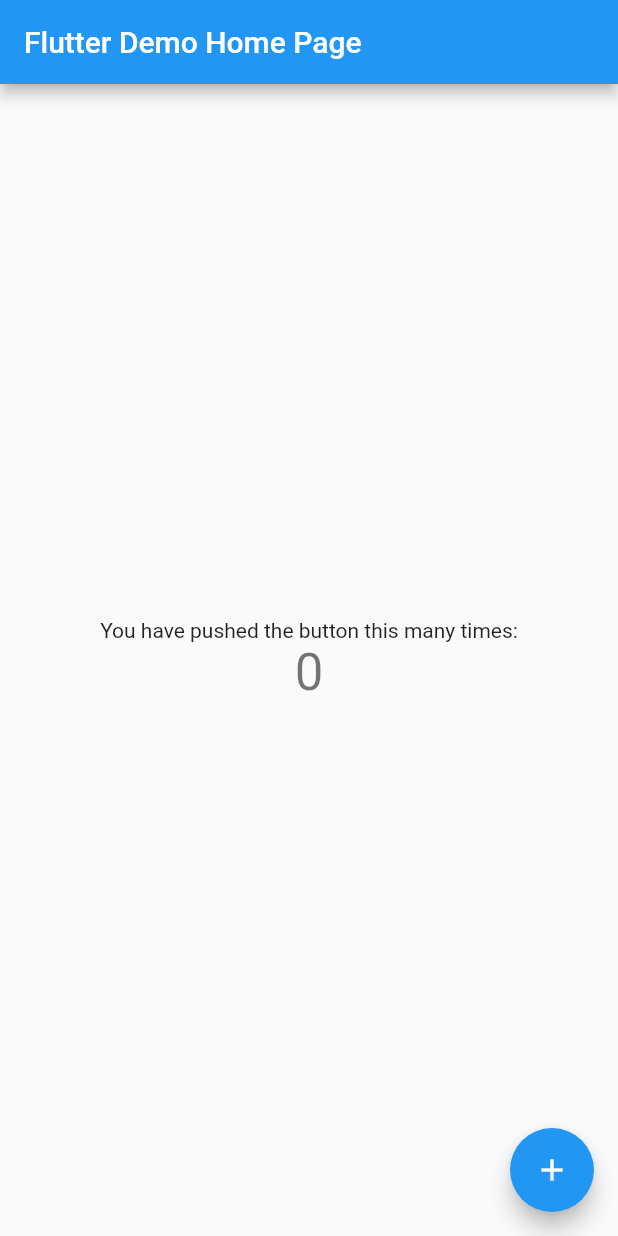
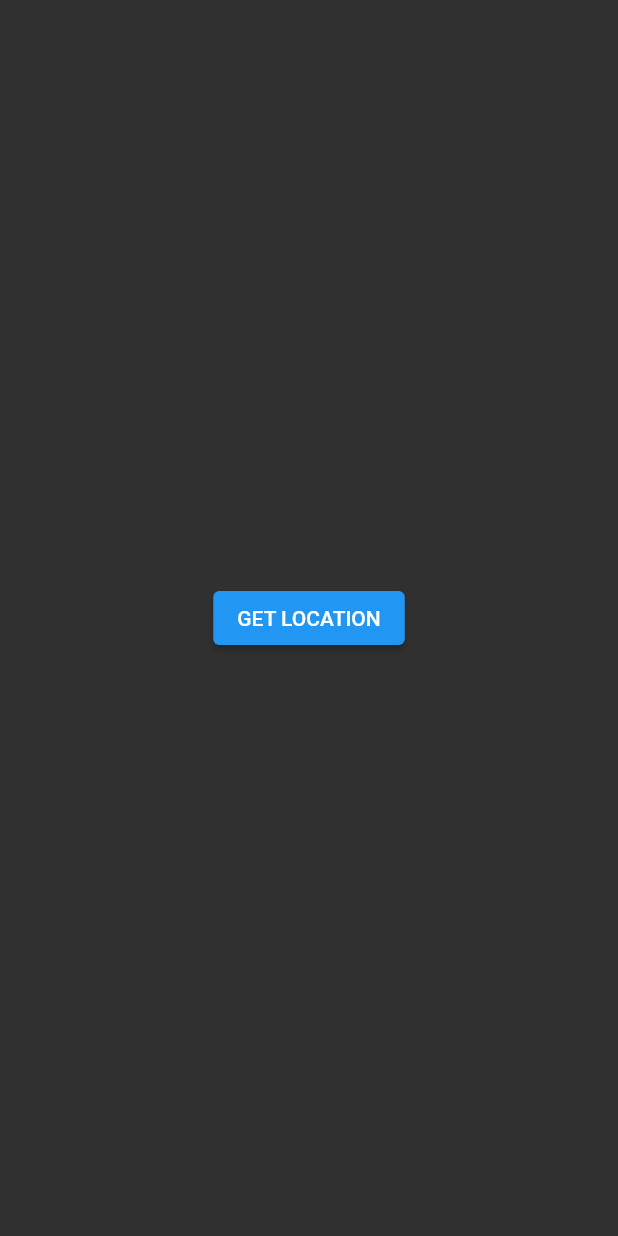
Before and after one commit to GarifullinII/climate_data, a Flutter app: the screen it shows after launch, on a phone screen of 412 x 824 dp. Run offline on Flutter 3.47's test engine with Material 2 defaults, Android fonts, the phone set to English and light mode, and no system bars.

Commit message:
add files and folders

```diff
--- a/lib/main.dart
+++ b/lib/main.dart
@@ -1,3 +1,4 @@
+import 'package:climate_data/screens/loading_screen.dart';
 import 'package:flutter/material.dart';
 
 void main() {
@@ -7,109 +8,12 @@
 class MyApp extends StatelessWidget {
   const MyApp({super.key});
 
-  // This widget is the root of your application.
   @override
   Widget build(BuildContext context) {
     return MaterialApp(
-      title: 'Flutter Demo',
-      theme: ThemeData(
-        // This is the theme of your application.
-        //
-        // Try running your application with "flutter run". You'll see the
-        // application has a blue toolbar. Then, without quitting the app, try
-        // changing the primarySwatch below to Colors.green and then invoke
-        // "hot reload" (press "r" in the console where you ran "flutter run",
-        // or simply save your changes to "hot reload" in a Flutter IDE).
-        // Notice that the counter didn't reset back to zero; the application
-        // is not restarted.
-        primarySwatch: Colors.blue,
-      ),
-      home: const MyHomePage(title: 'Flutter Demo Home Page'),
+      title: 'Weather',
+      theme: ThemeData.dark(),
+      home: const LoadingScreen(),
     );
   }
 }
-
-class MyHomePage extends StatefulWidget {
-  const MyHomePage({super.key, required this.title});
-
-  // This widget is the home page of your application. It is stateful, meaning
-  // that it has a State object (defined below) that contains fields that affect
-  // how it looks.
-
-  // This class is the configuration for the state. It holds the values (in this
-  // case the title) provided by the parent (in this case the App widget) and
-  // used by the build method of the State. Fields in a Widget subclass are
-  // always marked "final".
-
-  final String title;
-
-  @override
-  State<MyHomePage> createState() => _MyHomePageState();
-}
-
-class _MyHomePageState extends State<MyHomePage> {
-  int _counter = 0;
-
-  void _incrementCounter() {
-    setState(() {
-      // This call to setState tells the Flutter framework that something has
-      // changed in this State, which causes it to rerun the build method below
-      // so that the display can reflect the updated values. If we changed
-      // _counter without calling setState(), then the build method would not be
-      // called again, and so nothing would appear to happen.
-      _counter++;
-    });
-  }
-
-  @override
-  Widget build(BuildContext context) {
-    // This method is rerun every time setState is called, for instance as done
-    // by the _incrementCounter method above.
-    //
-    // The Flutter framework has been optimized to make rerunning build methods
-    // fast, so that you can just rebuild anything that needs updating rather
-    // than having to individually change instances of widgets.
-    return Scaffold(
-      appBar: AppBar(
-        // Here we take the value from the MyHomePage object that was created by
-        // the App.build method, and use it to set our appbar title.
-        title: Text(widget.title),
-      ),
-      body: Center(
-        // Center is a layout widget. It takes a single child and positions it
-        // in the middle of the parent.
-        child: Column(
-          // Column is also a layout widget. It takes a list of children and
-          // arranges them vertically. By default, it sizes itself to fit its
-          // children horizontally, and tries to be as tall as its parent.
-          //
-          // Invoke "debug painting" (press "p" in the console, choose the
-          // "Toggle Debug Paint" action from the Flutter Inspector in Android
-          // Studio, or the "Toggle Debug Paint" command in Visual Studio Code)
-          // to see the wireframe for each widget.
-          //
-          // Column has various properties to control how it sizes itself and
-          // how it positions its children. Here we use mainAxisAlignment to
-          // center the children vertically; the main axis here is the vertical
-          // axis because Columns are vertical (the cross axis would be
-          // horizontal).
-          mainAxisAlignment: MainAxisAlignment.center,
-          children: <Widget>[
-            const Text(
-              'You have pushed the button this many times:',
-            ),
-            Text(
-              '$_counter',
-              style: Theme.of(context).textTheme.headlineMedium,
-            ),
-          ],
-        ),
-      ),
-      floatingActionButton: FloatingActionButton(
-        onPressed: _incrementCounter,
-        tooltip: 'Increment',
-        child: const Icon(Icons.add),
-      ), // This trailing comma makes auto-formatting nicer for build methods.
-    );
-  }
-}
--- /dev/null
+++ b/lib/screens/city_screen.dart
@@ -0,0 +1,24 @@
+import 'package:flutter/material.dart';
+
+class LoadingScreen extends StatefulWidget {
+  const LoadingScreen({super.key});
+
+  @override
+  State<LoadingScreen> createState() => _LoadingScreenState();
+}
+
+class _LoadingScreenState extends State<LoadingScreen> {
+  @override
+  Widget build(BuildContext context) {
+    return Scaffold(
+      body: Center(
+        child: FloatingActionButton(
+          onPressed: () {
+
+          },
+          child: const Text('Get Location'),
+        ),
+      ),
+    );
+  }
+}
--- /dev/null
+++ b/lib/screens/loading_screen.dart
@@ -0,0 +1,24 @@
+import 'package:flutter/material.dart';
+
+class LoadingScreen extends StatefulWidget {
+  const LoadingScreen({Key? key}) : super(key: key);
+
+  @override
+  State<LoadingScreen> createState() => _LoadingScreenState();
+}
+
+class _LoadingScreenState extends State<LoadingScreen> {
+  @override
+  Widget build(BuildContext context) {
+    return Scaffold(
+      body: Center(
+        child: ElevatedButton(
+          onPressed: () {
+
+          },
+          child: const Text('GET LOCATION'),
+        ),
+      ),
+    );
+  }
+}
```
Also changed, not shown: lib/screens/location_screen.dart (added, +78 -0 lines), lib/services/weather.dart (added, +33 -0 lines), lib/utilities/constants.dart (added, +20 -0 lines), pubspec.yaml (+8 -64 lines), fonts/SpartanMB-Black.otf (added), images/city_background.jpg (added), images/location_background.jpg (added), lib/services/location.dart (added), lib/services/networking.dart (added).
